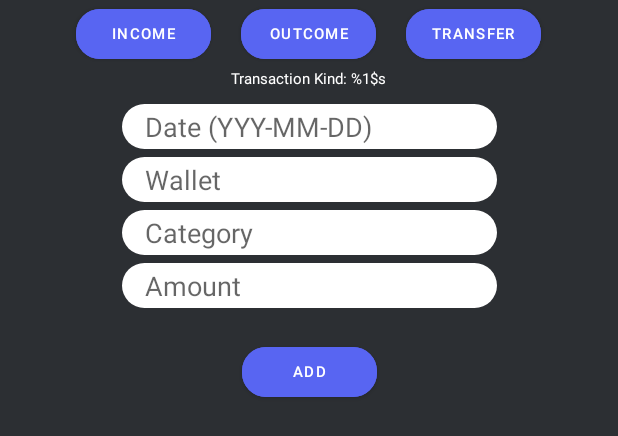
After one commit to ndeeen/Capstone-Moger, an Android app: the layout activity_add_transaction.xml on its own in the app's theme, with its tools: preview values and no code run, on a phone screen of 412 x 824 dp. The commit adds this screen. Shown: the top 436 px of the screen. Run offline under Robolectric (Android 15) with nearby library versions, the phone set to English and light mode, and no system bars.

Commit message:
addTransactionUI ready implement

```diff
--- a/MD-Path/app/src/main/AndroidManifest.xml
+++ b/MD-Path/app/src/main/AndroidManifest.xml
@@ -19,6 +19,9 @@
         android:theme="@style/Theme.MogerApp"
         android:usesCleartextTraffic="true"
         tools:targetApi="31">
+        <activity
+            android:name=".screen.addTransaction.AddTransactionActivity"
+            android:exported="false" />
         <activity
             android:name=".screen.membermanagement.MemberManagementActivity"
             android:exported="false" />
--- /dev/null
+++ b/MD-Path/app/src/main/java/com/c23ps076/mogerapp/screen/addTransaction/AddTransactionActivity.kt
@@ -0,0 +1,11 @@
+package com.c23ps076.mogerapp.screen.addTransaction
+
+import androidx.appcompat.app.AppCompatActivity
+import android.os.Bundle
+
+class AddTransactionActivity : AppCompatActivity() {
+    override fun onCreate(savedInstanceState: Bundle?) {
+        super.onCreate(savedInstanceState)
+        setContentView(R.layout.activity_add_transaction)
+    }
+}
--- /dev/null
+++ b/MD-Path/app/src/main/res/drawable/walletname_bg.xml
@@ -0,0 +1,18 @@
+<?xml version="1.0" encoding="utf-8"?>
+<layer-list xmlns:android="http://schemas.android.com/apk/res/android">
+
+    <item>
+        <shape android:shape="rectangle" >
+        </shape>
+    </item>
+
+    <item  android:left="-4dp" android:right="-4dp" android:top="-4dp">
+        <shape>
+            <solid android:color="@color/discord_yellow" />
+            <stroke
+                android:width="2dp"
+                android:color="@color/discord_darkgrey" />
+        </shape>
+    </item>
+
+</layer-list>
--- /dev/null
+++ b/MD-Path/app/src/main/res/layout/activity_add_transaction.xml
@@ -0,0 +1,158 @@
+<?xml version="1.0" encoding="utf-8"?>
+<androidx.constraintlayout.widget.ConstraintLayout xmlns:android="http://schemas.android.com/apk/res/android"
+    xmlns:app="http://schemas.android.com/apk/res-auto"
+    xmlns:tools="http://schemas.android.com/tools"
+    android:background="@color/discord_darkgrey"
+    android:layout_width="match_parent"
+    android:layout_height="match_parent"
+    tools:context=".screen.addTransaction.AddTransactionActivity">
+
+    <LinearLayout
+        android:id="@+id/linearLayout5"
+        android:layout_width="match_parent"
+        android:layout_height="wrap_content"
+        android:gravity="center"
+        android:orientation="horizontal"
+        app:layout_constraintEnd_toEndOf="parent"
+        app:layout_constraintStart_toStartOf="parent"
+        app:layout_constraintTop_toTopOf="parent">
+
+        <Button
+            android:id="@+id/btn_kind_income"
+            android:layout_width="90dp"
+            android:layout_height="45dp"
+            android:layout_marginRight="20dp"
+            android:backgroundTint="@color/discord_blue"
+            android:text="@string/income"
+            android:textSize="10sp"
+            app:cornerRadius="16dp"
+
+            />
+
+        <Button
+            android:id="@+id/btn_kind_outcome"
+            android:layout_width="90dp"
+            android:layout_height="45dp"
+            android:backgroundTint="@color/discord_blue"
+            android:text="@string/outcome"
+            android:textSize="10sp"
+            app:cornerRadius="16dp"
+
+            />
+
+        <Button
+            android:id="@+id/btn_kind_transfer"
+            android:layout_width="90dp"
+            android:layout_height="45dp"
+            android:layout_marginLeft="20dp"
+            android:backgroundTint="@color/discord_blue"
+            android:text="@string/transfer"
+            android:textSize="10sp"
+            app:cornerRadius="16dp"
+
+            />
+    </LinearLayout>
+
+    <TextView
+        android:id="@+id/tv_selected_kind"
+        android:layout_width="wrap_content"
+        android:layout_height="wrap_content"
+        android:text="@string/selectedKind"
+        android:textColor="@color/white"
+        android:textSize="10sp"
+        app:layout_constraintEnd_toEndOf="parent"
+        app:layout_constraintStart_toStartOf="parent"
+        app:layout_constraintTop_toBottomOf="@+id/linearLayout5" />
+
+    <EditText
+        android:id="@+id/et_date_transaction"
+        android:layout_width="250dp"
+        android:layout_height="30dp"
+        android:layout_marginTop="10dp"
+        android:background="@drawable/search_bg"
+
+        android:ems="10"
+        android:hint="@string/input_date"
+        android:inputType="text"
+        android:paddingHorizontal="15dp"
+        android:paddingLeft="8dp"
+
+        android:paddingEnd="8dp"
+        app:layout_constraintEnd_toEndOf="parent"
+        app:layout_constraintStart_toStartOf="parent"
+        app:layout_constraintTop_toBottomOf="@+id/tv_selected_kind" />
+
+    <EditText
+        android:id="@+id/et_wallet_transaction"
+        android:layout_width="250dp"
+        android:layout_height="30dp"
+        android:layout_marginTop="5dp"
+        android:background="@drawable/search_bg"
+        android:ems="10"
+
+        android:hint="@string/wallet"
+        android:inputType="text"
+        android:paddingHorizontal="15dp"
+        android:paddingLeft="8dp"
+        android:paddingEnd="8dp"
+
+        app:layout_constraintEnd_toEndOf="parent"
+        app:layout_constraintStart_toStartOf="parent"
+        app:layout_constraintTop_toBottomOf="@+id/et_date_transaction" />
+
+    <EditText
+        android:id="@+id/et_category_to_wallet_transaction"
+        android:layout_width="250dp"
+        android:layout_height="30dp"
+        android:layout_marginTop="5dp"
+        android:background="@drawable/search_bg"
+        android:ems="10"
+
+        android:hint="@string/category"
+        android:inputType="text"
+        android:paddingHorizontal="15dp"
+        android:paddingLeft="8dp"
+        android:paddingEnd="8dp"
+
+        app:layout_constraintEnd_toEndOf="parent"
+        app:layout_constraintStart_toStartOf="parent"
+        app:layout_constraintTop_toBottomOf="@+id/et_wallet_transaction" />
+
+    <EditText
+        android:id="@+id/et_amount_transaction"
+        android:layout_width="250dp"
+        android:layout_height="30dp"
+        android:layout_marginTop="5dp"
+        android:background="@drawable/search_bg"
+
+        android:ems="10"
+        android:hint="@string/amount"
+        android:inputType="text"
+        android:paddingHorizontal="15dp"
+        android:paddingLeft="8dp"
+        android:paddingEnd="8dp"
+        app:layout_constraintEnd_toEndOf="parent"
+        app:layout_constraintStart_toStartOf="parent"
+        app:layout_constraintTop_toBottomOf="@+id/et_category_to_wallet_transaction" />
+
+    <Button
+        android:id="@+id/btn_add_transaction"
+        android:layout_width="90dp"
+        android:layout_height="45dp"
+        android:layout_marginTop="20dp"
+        android:backgroundTint="@color/discord_blue"
+        android:text="@string/add"
+        android:textSize="10sp"
+        app:cornerRadius="16dp"
+        app:layout_constraintEnd_toEndOf="parent"
+        app:layout_constraintStart_toStartOf="parent"
+        app:layout_constraintTop_toBottomOf="@+id/et_amount_transaction" />
+
+    <androidx.recyclerview.widget.RecyclerView
+        android:layout_width="match_parent"
+        android:layout_height="345dp"
+        android:layout_marginTop="10dp"
+        app:layout_constraintEnd_toEndOf="parent"
+        app:layout_constraintStart_toStartOf="parent"
+        app:layout_constraintTop_toBottomOf="@+id/btn_add_transaction" />
+</androidx.constraintlayout.widget.ConstraintLayout>
--- /dev/null
+++ b/MD-Path/app/src/main/res/layout/item_transaction_wallet.xml
@@ -0,0 +1,21 @@
+<?xml version="1.0" encoding="utf-8"?>
+<androidx.constraintlayout.widget.ConstraintLayout xmlns:android="http://schemas.android.com/apk/res/android"
+    xmlns:app="http://schemas.android.com/apk/res-auto"
+    xmlns:tools="http://schemas.android.com/tools"
+    android:background="@drawable/walletname_bg"
+    android:layout_width="match_parent"
+    android:paddingVertical="2dp"
+    android:layout_height="wrap_content">
+
+    <TextView
+        android:id="@+id/tv_walletname"
+        android:layout_width="wrap_content"
+        android:layout_height="wrap_content"
+        android:text="TextView"
+        android:textSize="12dp"
+        android:fontFamily="sans-serif-black"
+        app:layout_constraintBottom_toBottomOf="parent"
+        app:layout_constraintEnd_toEndOf="parent"
+        app:layout_constraintStart_toStartOf="parent"
+        app:layout_constraintTop_toTopOf="parent" />
+</androidx.constraintlayout.widget.ConstraintLayout>
--- a/MD-Path/app/src/main/res/values/strings.xml
+++ b/MD-Path/app/src/main/res/values/strings.xml
@@ -45,4 +45,10 @@
     <string name="createdBy">Created By</string>
     <string name="typeanemail">Type an Email</string>
     <string name="addmember">Add Member</string>
+    <string name="transfer">Transfer</string>
+    <string name="selectedKind">Transaction Kind: %1$s"</string>
+
+    <string name="input_date">Date (YYY-MM-DD)</string>
+    <string name="wallet">Wallet</string>
+    <string name="add">Add</string>
 </resources>
```
